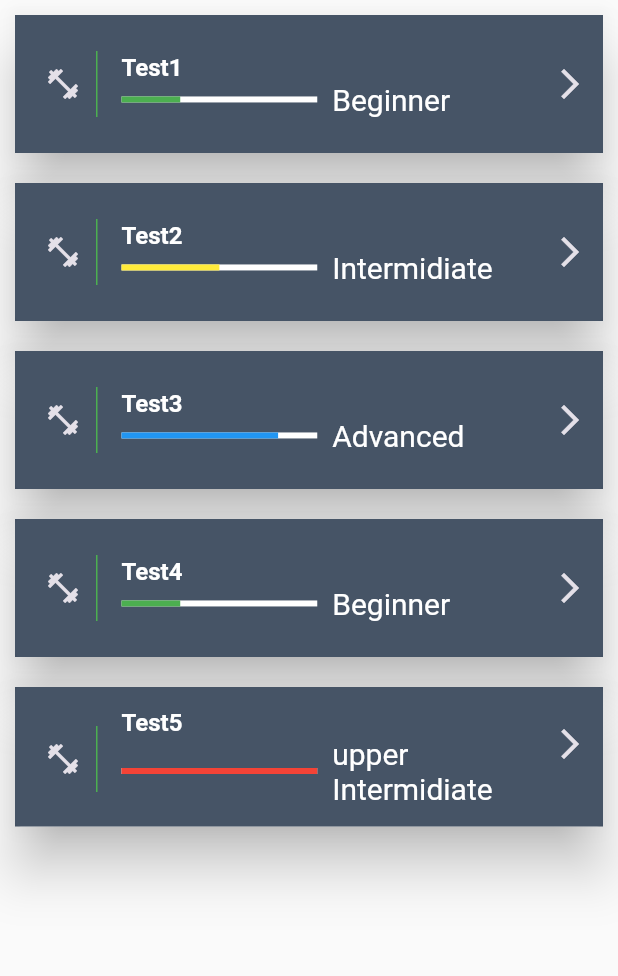
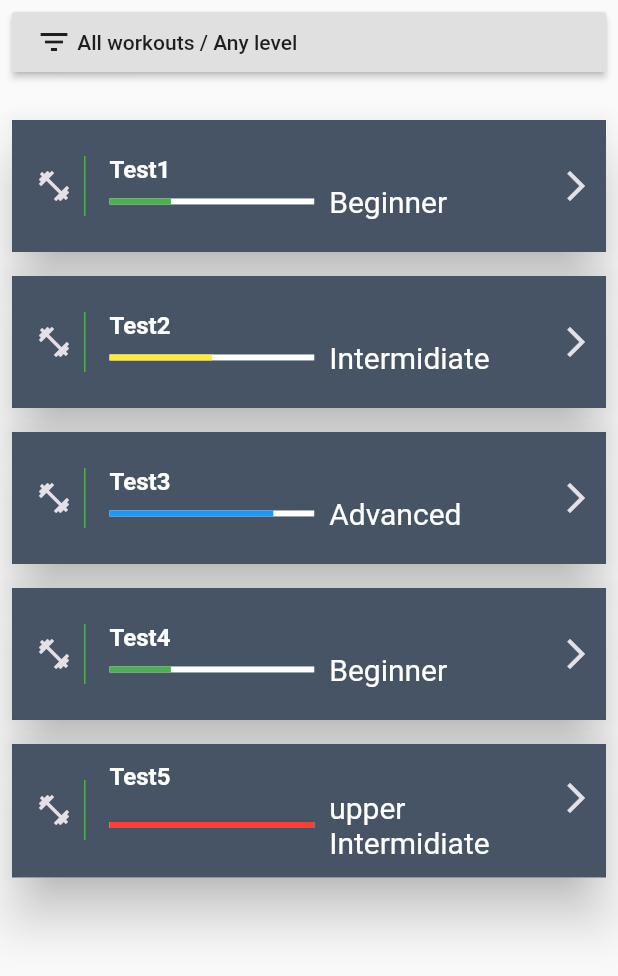
Before and after one commit to Ariatar/FlutterAppar, a Flutter app: the WorkoutsList widget shown alone on an empty page, opened directly, on a phone screen of 412 x 824 dp. Shown: the top 976 px of the screen. Run offline on Flutter 3.47's test engine with Material 2 defaults, Android fonts, the phone set to English and light mode, and no system bars; our stand-ins replace curved_navigation_bar, firebase_auth, fluttertoast; accounts and stored records are empty; statements that could not run were skipped.

```diff
--- /dev/null
+++ b/lib/components/active-workouts.dart
@@ -0,0 +1,16 @@
+import 'package:fitnessapp/styleguide/text_style.dart';
+import 'package:flutter/material.dart';
+
+class ActiveWorkouts extends StatelessWidget {
+  @override
+  Widget build(BuildContext context) {
+    return Center(
+      child: Container(
+        child: Text(
+          'Data Engenering',
+          style: awTextStyle,
+        ),
+      ),
+    );
+  }
+}
--- /dev/null
+++ b/lib/components/workouts-list.dart
@@ -0,0 +1,284 @@
+import 'package:fitnessapp/workout.dart';
+import 'package:fitnessapp/styleguide/colors.dart';
+import 'package:fitnessapp/workout.dart';
+import 'package:flutter/material.dart';
+
+class WorkoutsList extends StatefulWidget {
+  WorkoutsList({Key key}) : super(key: key);
+
+  @override
+  _WorkoutsListState createState() => _WorkoutsListState();
+}
+
+class _WorkoutsListState extends State<WorkoutsList> {
+  @override
+  void initState() {
+    clearFilter();
+    super.initState();
+  }
+
+  final workouts = <Workout>[
+    Workout(
+        author: 'Alex',
+        description: 'Test Workout1',
+        level: "Beginner",
+        title: "Test1"),
+    Workout(
+        author: 'Alita',
+        description: 'Test Workout2',
+        level: "Intermidiate",
+        title: "Test2"),
+    Workout(
+        author: 'Piter Quill',
+        description: 'Test Workout3',
+        level: "Advanced",
+        title: "Test3"),
+    Workout(
+        author: 'Gamora',
+        description: 'Test Workout4',
+        level: "Beginner",
+        title: "Test4"),
+    Workout(
+        author: 'Raketa',
+        description: 'Test Workout5',
+        level: "upper Intermidiate",
+        title: "Test5"),
+  ];
+
+  var filterOnlyMyWorkout = false;
+  var filterTitle = '';
+  var filterTitleController = TextEditingController();
+  var filterLevel = 'Any level';
+
+  var filterText = '';
+  var filterHeight = 0.0;
+
+  List<Workout> clearFilter() {
+    setState(() {
+      filterText = ' All workouts / Any level ';
+      filterHeight = 0.0;
+      filterOnlyMyWorkout = false;
+      filterTitleController.clear();
+      filterLevel = 'Any level';
+      var list = workouts;
+      return list;
+    });
+  }
+
+  List<Workout> filter() {
+    setState(() {
+      filterText = filterOnlyMyWorkout ? 'My workouts' : 'All workouts';
+      filterHeight = 0.0;
+      filterText += '/' + filterLevel;
+      if (filterTitle.isNotEmpty) {
+        filterText += '/' + filterTitle;
+      }
+
+      var list = workouts;
+      return list;
+    });
+  }
+
+  @override
+  Widget build(BuildContext context) {
+    var workoutsList = Expanded(
+      child: ListView.builder(
+        itemCount: workouts.length,
+        itemBuilder: (context, i) {
+          return Card(
+            elevation: 15,
+            margin: EdgeInsets.all(8),
+            child: Container(
+              decoration: BoxDecoration(color: Color.fromRGBO(50, 65, 85, 0.9)),
+              child: ListTile(
+                contentPadding: EdgeInsets.all(8),
+                leading: Container(
+                  padding: EdgeInsets.all(8),
+                  child: Icon(
+                    Icons.fitness_center,
+                    color: iconColor,
+                  ),
+                  decoration: BoxDecoration(
+                    border: Border(
+                      right: BorderSide(width: 1, color: Colors.green),
+                    ),
+                  ),
+                ),
+                title: Text(
+                  workouts[i].title,
+                  style: TextStyle(
+                      color: Colors.white, fontWeight: FontWeight.bold),
+                ),
+                trailing: Icon(
+                  Icons.arrow_forward_ios,
+                  color: iconColor,
+                ),
+                subtitle: subtitle(
+                  context,
+                  workouts[i],
+                ),
+              ),
+            ),
+          );
+        },
+      ),
+    );
+
+    var filterInfo = Container(
+      margin: EdgeInsets.all(8),
+      height: 40,
+      color: Colors.white,
+      child: RaisedButton(
+        onPressed: () => setState(() {
+          filterHeight = (filterHeight == 0.0 ? 280 : 0.0);
+        }),
+        child: Row(
+          children: <Widget>[
+            Icon(Icons.filter_list),
+            Text(
+              filterText,
+              style: TextStyle(),
+              overflow: TextOverflow.ellipsis,
+            )
+          ],
+        ),
+      ),
+    );
+
+    var levelMenuItems = <String>[
+      'Any level',
+      'Beginner',
+      'intermediate',
+      'Advanced'
+    ].map((String value) {
+      return new DropdownMenuItem<String>(
+        value: value,
+        child: new Text(value),
+      );
+    }).toList();
+
+    var filterForm = AnimatedContainer(
+      duration: const Duration(milliseconds: 400),
+      margin: EdgeInsets.all(8),
+      height: filterHeight,
+      curve: Curves.fastOutSlowIn,
+      child: Card(
+        child: Padding(
+          padding: EdgeInsets.all(10),
+          child: Column(
+            children: <Widget>[
+              SwitchListTile(
+                  value: filterOnlyMyWorkout,
+                  title: Text('Only my workout'),
+                  onChanged: (bool val) =>
+                      setState(() => filterOnlyMyWorkout = val)),
+              DropdownButtonFormField<String>(
+                onChanged: (String value) =>
+                    setState(() => filterLevel = value),
+                items: levelMenuItems,
+                value: filterLevel,
+              ),
+              SizedBox(
+                height: 5,
+              ),
+              TextFormField(
+                controller: filterTitleController,
+                decoration: const InputDecoration(labelText: 'Title'),
+                onChanged: (String val) => setState(() => filterTitle = val),
+              ),
+              SizedBox(
+                height: 10,
+              ),
+              Row(
+                children: <Widget>[
+                  Expanded(
+                    flex: 1,
+                    child: RaisedButton(
+                      onPressed: () {
+                        filter();
+                      },
+                      child: Text('Apply',
+                          style: TextStyle(
+                            color: Colors.white,
+                          )),
+                      color: Colors.blueGrey,
+                    ),
+                  ),
+                  SizedBox(
+                    width: 5,
+                  ),
+                  Expanded(
+                    flex: 1,
+                    child: RaisedButton(
+                      onPressed: () {
+                        clearFilter();
+                      },
+                      child: Text('Clear',
+                          style: TextStyle(
+                            color: Colors.red,
+                          )),
+                      color: Colors.green,
+                    ),
+                  ),
+                ],
+              ),
+            ],
+          ),
+        ),
+      ),
+    );
+
+    return Column(
+      children: <Widget>[
+        filterInfo,
+        filterForm,
+        workoutsList,
+      ],
+    );
+  }
+}
+
+Widget subtitle(BuildContext context, Workout workout) {
+  var color = Colors.grey;
+  double indicatorlevel = 0;
+
+  switch (workout.level) {
+    case 'Beginner':
+      color = Colors.green;
+      indicatorlevel = 0.3;
+      break;
+    case 'Intermidiate':
+      color = Colors.yellow;
+      indicatorlevel = 0.5;
+      break;
+    case 'upper Intermidiate':
+      color = Colors.red;
+      indicatorlevel = 1;
+      break;
+    case 'Advanced':
+      color = Colors.blue;
+      indicatorlevel = 0.8;
+      break;
+  }
+  return Row(
+    children: <Widget>[
+      Expanded(
+        flex: 2,
+        child: LinearProgressIndicator(
+          backgroundColor: Colors.white,
+          value: indicatorlevel,
+          valueColor: AlwaysStoppedAnimation(color),
+        ),
+      ),
+      SizedBox(width: 10),
+      Expanded(
+        flex: 2,
+        child: Text(
+          workout.level,
+          style: TextStyle(color: Colors.white, fontSize: 20),
+        ),
+      )
+      // Expanded(child: null, flex: 3)
+    ],
+  );
+}
--- a/lib/pages/home.dart
+++ b/lib/pages/home.dart
@@ -1,11 +1,41 @@
+import 'package:curved_navigation_bar/curved_navigation_bar.dart';
+import 'package:fitnessapp/components/active-workouts.dart';
+import 'package:fitnessapp/components/workouts-list.dart';
 import 'package:fitnessapp/services/auth.dart';
 import 'package:flutter/material.dart';
 import 'package:fitnessapp/styleguide/colors.dart';
-import 'package:fitnessapp/workout.dart';
 
-class HomePage extends StatelessWidget {
+class HomePage extends StatefulWidget {
+  @override
+  _HomePageState createState() => _HomePageState();
+}
+
+class _HomePageState extends State<HomePage> {
+  int sectionIndex = 0;
+
+  var _bottomNavigationKey;
+
   @override
   Widget build(BuildContext context) {
+    var navigationBar = CurvedNavigationBar(
+      key: _bottomNavigationKey,
+      index: 0,
+      height: 50.0,
+      items: <Widget>[
+        Icon(Icons.directions_run),
+        Icon(Icons.scatter_plot),
+      ],
+      color: Colors.white,
+      buttonBackgroundColor: Colors.white,
+      backgroundColor: Colors.blueAccent,
+      animationCurve: Curves.easeInOut,
+      animationDuration: Duration(milliseconds: 500),
+      onTap: (index) {
+        setState(() {
+          sectionIndex = index;
+        });
+      },
+    );
     return Container(
       child: Scaffold(
           backgroundColor: Theme.of(context).primaryColor,
@@ -28,134 +58,40 @@ class HomePage extends StatelessWidget {
               color: iconColor,
             ),
           ),
-        body: WorkoutsList(),
+          body: sectionIndex == 0 ? ActiveWorkouts() : WorkoutsList(),
+          bottomNavigationBar: navigationBar
+
+          // bottomNavigationBar: BottomNavigationBar(
+          //   // footer как в веб верстке, BottomNavigationBar
+          //   items: const <BottomNavigationBarItem>[
+          //     BottomNavigationBarItem(
+          //       icon: Icon(
+          //         Icons.directions_run,
+          //         size: 30,
+          //       ),
+          //       title: Text(
+          //         'My Workouts',
+          //       ),
+          //     ),
+          //     BottomNavigationBarItem(
+          //       icon: Icon(
+          //         Icons.scatter_plot,
+          //         size: 30,
+          //       ),
+          //       title: Text(
+          //         'My Workouts',
+          //       ),
+          //     ),
+          //   ],
+          //   currentIndex: sectionIndex,
+          //   selectedItemColor: Colors.white,
+          //   backgroundColor: Colors.white24,
+          //   selectedFontSize: 20,
+          //   onTap: (int index) {
+          //     setState(() => sectionIndex = index);
+          //   },
+          // ),
           ),
     );
   }
 }
-
-class WorkoutsList extends StatelessWidget {
-  WorkoutsList({Key key}) : super(key: key);
-
-  final workouts = <Workout>[
-    Workout(
-        author: 'Alex',
-        description: 'Test Workout1',
-        level: "Beginner",
-        title: "Test1"),
-    Workout(
-        author: 'Alita',
-        description: 'Test Workout2',
-        level: "Intermidiate",
-        title: "Test2"),
-    Workout(
-        author: 'Piter Quill',
-        description: 'Test Workout3',
-        level: "Advanced",
-        title: "Test3"),
-    Workout(
-        author: 'Gamora',
-        description: 'Test Workout4',
-        level: "Beginner",
-        title: "Test4"),
-    Workout(
-        author: 'Raketa',
-        description: 'Test Workout5',
-        level: "upper Intermidiate",
-        title: "Test5"),
-  ];
-
-  @override
-  Widget build(BuildContext context) {
-    return Container(
-      child: Container(
-        child: ListView.builder(
-          itemCount: workouts.length,
-          itemBuilder: (context, i) {
-            return Card(
-              elevation: 15,
-              margin: EdgeInsets.all(10),
-              child: Container(
-                decoration:
-                    BoxDecoration(color: Color.fromRGBO(50, 65, 85, 0.9)),
-                child: ListTile(
-                  contentPadding: EdgeInsets.all(10),
-                  leading: Container(
-                    padding: EdgeInsets.all(10),
-                    child: Icon(
-                      Icons.fitness_center,
-                      color: iconColor,
-                    ),
-                    decoration: BoxDecoration(
-                      border: Border(
-                        right: BorderSide(width: 1, color: Colors.green),
-                      ),
-                    ),
-                  ),
-                  title: Text(
-                    workouts[i].title,
-                    style: TextStyle(
-                        color: Colors.white, fontWeight: FontWeight.bold),
-                  ),
-                  trailing: Icon(
-                    Icons.arrow_forward_ios,
-                    color: iconColor,
-                  ),
-                  subtitle: subtitle(
-                    context,
-                    workouts[i],
-                  ),
-                ),
-              ),
-            );
-          },
-        ),
-      ),
-    );
-  }
-}
-
-Widget subtitle(BuildContext context, Workout workout) {
-  var color = Colors.grey;
-  double indicatorlevel = 0;
-
-  switch (workout.level) {
-    case 'Beginner':
-      color = Colors.green;
-      indicatorlevel = 0.3;
-      break;
-    case 'Intermidiate':
-      color = Colors.yellow;
-      indicatorlevel = 0.5;
-      break;
-    case 'upper Intermidiate':
-      color = Colors.red;
-      indicatorlevel = 1;
-      break;
-    case 'Advanced':
-      color = Colors.blue;
-      indicatorlevel = 0.8;
-      break;
-  }
-  return Row(
-    children: <Widget>[
-      Expanded(
-        flex: 2,
-        child: LinearProgressIndicator(
-          backgroundColor: Colors.white,
-          value: indicatorlevel,
-          valueColor: AlwaysStoppedAnimation(color),
-        ),
-      ),
-      SizedBox(width: 10),
-      Expanded(
-        flex: 2,
-        child: Text(
-          workout.level,
-          style: TextStyle(color: Colors.white, fontSize: 20),
-        ),
-      )
-      // Expanded(child: null, flex: 3)
-    ],
-  );
-}
--- a/lib/styleguide/text_style.dart
+++ b/lib/styleguide/text_style.dart
@@ -33,3 +33,10 @@ final TextStyle actionMenuStyle = TextStyle(
   fontWeight: FontWeight.w600,
   letterSpacing: 5,
 );
+
+final TextStyle awTextStyle = TextStyle(
+  fontSize: 35.0,
+  color: Colors.red,
+  fontWeight: FontWeight.w700,
+  letterSpacing: 1.1,
+);
--- a/pubspec.yaml
+++ b/pubspec.yaml
@@ -27,6 +27,7 @@ dependencies:
    cloud_firestore: ^0.13.5
    provider: ^4.0.5
    fluttertoast: ^4.0.1
+   curved_navigation_bar: ^0.3.2 #latest version
 
 dev_dependencies:
    flutter_test:
```
Also changed, not shown: lib/used-components/bottom-navigation-bar.dart (added, +54 -0 lines), pubspec.lock. Lines whose indentation alone changed are shown as unchanged.
